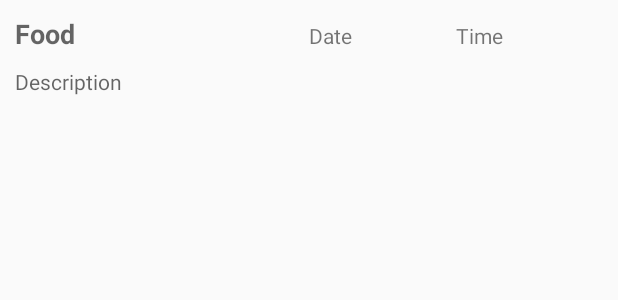
After one commit to patel8/Diabetes_Management_App_UWM, an Android app: the layout ui_history.xml on its own in the app's theme, with its tools: preview values and no code run, on a phone screen of 412 x 824 dp. The commit adds this screen. Shown: the top 300 px of the screen. Run offline under Robolectric (Android 15) with nearby library versions, the phone set to English and light mode, and no system bars.

Commit message:
Added code so that it will now populate the ListView of History. Please save your code somewhere else before you get this.

```diff
--- a/app/src/main/AndroidManifest.xml
+++ b/app/src/main/AndroidManifest.xml
@@ -18,8 +18,8 @@
             </intent-filter>
         </activity>
         <activity android:name=".all_activity_information" />
-        <activity android:name=".list_of_activity_to_add" />
-        <activity android:name=".custom_adapter"></activity>
+        <activity android:name=".list_of_activity_to_add"/>
+        <activity android:name=".custom_adapter"/>
     </application>
 
 </manifest>
--- a/app/src/main/java/com/example/sagar/diabetesmanagement/custom_adapter.java
+++ b/app/src/main/java/com/example/sagar/diabetesmanagement/custom_adapter.java
@@ -120,6 +120,7 @@ public class custom_adapter extends ArrayAdapter<String> {
         public Activity_Information getActivityInfomation()
         {
             Activity_Information result = new Activity_Information();
+            result.setLabel(label.getText().toString());
             result.setEndTime(endTime.getText().toString());
             result.setStartTime(startTime.getText().toString());
             result.setValue(value.getText().toString());
--- /dev/null
+++ b/app/src/main/res/layout/ui_history.xml
@@ -0,0 +1,59 @@
+<?xml version="1.0" encoding="utf-8"?>
+<LinearLayout xmlns:android="http://schemas.android.com/apk/res/android"
+    android:orientation="vertical" android:layout_width="match_parent"
+    android:layout_height="match_parent"
+    android:id="@+id/MainHisLayout">
+
+    <LinearLayout
+        android:orientation="horizontal"
+        android:layout_width="match_parent"
+        android:layout_height="wrap_content"
+        android:layout_marginLeft="10dp"
+        android:layout_marginTop="10dp"
+        android:layout_marginRight="10dp"
+        android:id="@+id/labelLayout">
+
+        <TextView
+            android:layout_width="0dp"
+            android:layout_height="wrap_content"
+            android:textAppearance="?android:attr/textAppearanceMedium"
+            android:text="Food"
+            android:id="@+id/textViewTableName"
+            android:textStyle="bold"
+            android:layout_weight="2" />
+
+
+
+
+        <TextView
+            android:layout_width="0dp"
+            android:layout_height="wrap_content"
+            android:text="Date"
+            android:id="@+id/textViewDate"
+            android:layout_weight="1" />
+
+        <TextView
+            android:layout_width="0dp"
+            android:layout_height="wrap_content"
+            android:text="Time"
+            android:id="@+id/textViewTime"
+            android:layout_weight="1" />
+    </LinearLayout>
+
+    <LinearLayout
+        android:layout_width="match_parent"
+        android:layout_height="wrap_content"
+        android:orientation="horizontal"
+        android:id="@+id/dataLayout">
+
+        <TextView
+            android:layout_width="match_parent"
+            android:layout_height="wrap_content"
+            android:textAppearance="?android:attr/textAppearanceSmall"
+            android:id="@+id/textViewDescription"
+            android:layout_margin="10dp"
+            android:hint="Description" />
+    </LinearLayout>
+
+
+</LinearLayout>
```
Also changed, not shown: app/src/main/java/com/example/sagar/diabetesmanagement/Activity_Information.java (+13 -1 lines), app/src/main/java/com/example/sagar/diabetesmanagement/AdapterClass.java (added, +38 -0 lines), app/src/main/java/com/example/sagar/diabetesmanagement/DbHelper.java (+4 -4 lines), app/src/main/java/com/example/sagar/diabetesmanagement/UI_history.java (added, +43 -0 lines), app/src/main/java/com/example/sagar/diabetesmanagement/all_activity_information.java (+15 -1 lines), app/src/main/java/com/example/sagar/diabetesmanagement/history.java (added, +143 -0 lines), app/src/main/java/com/example/sagar/diabetesmanagement/list_of_activity_to_add.java (+8 -5 lines), app/src/main/res/layout/activity_history.xml (added, +17 -0 lines), app/src/main/res/layout/inserting_information.xml (+8 -0 lines).
